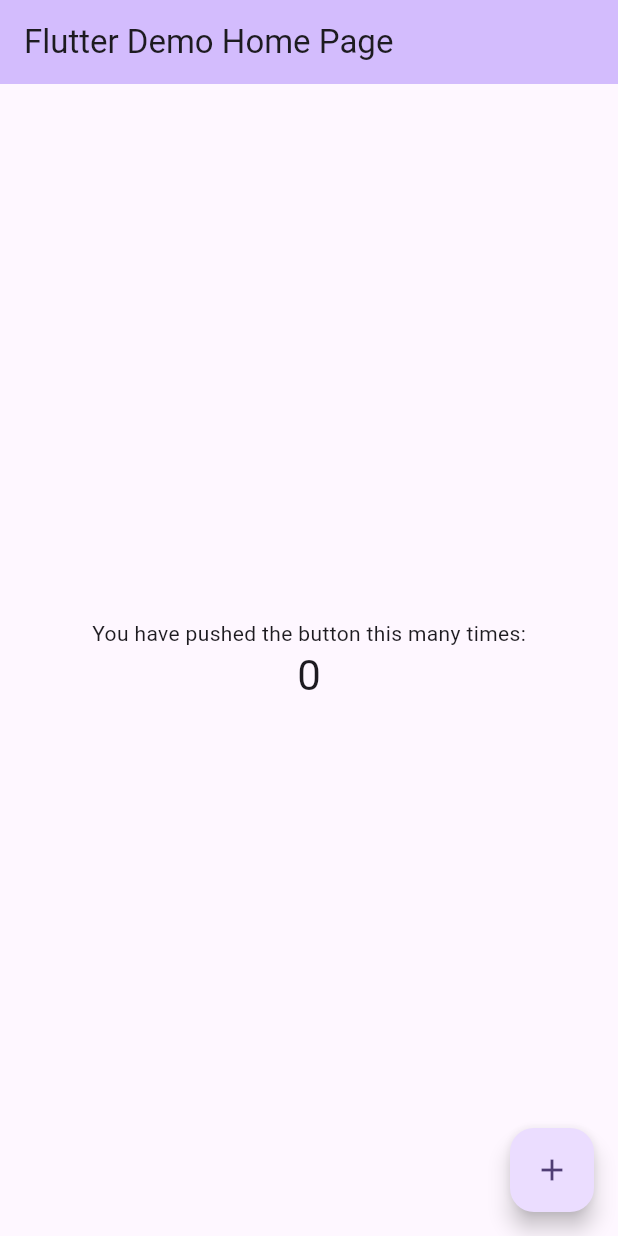
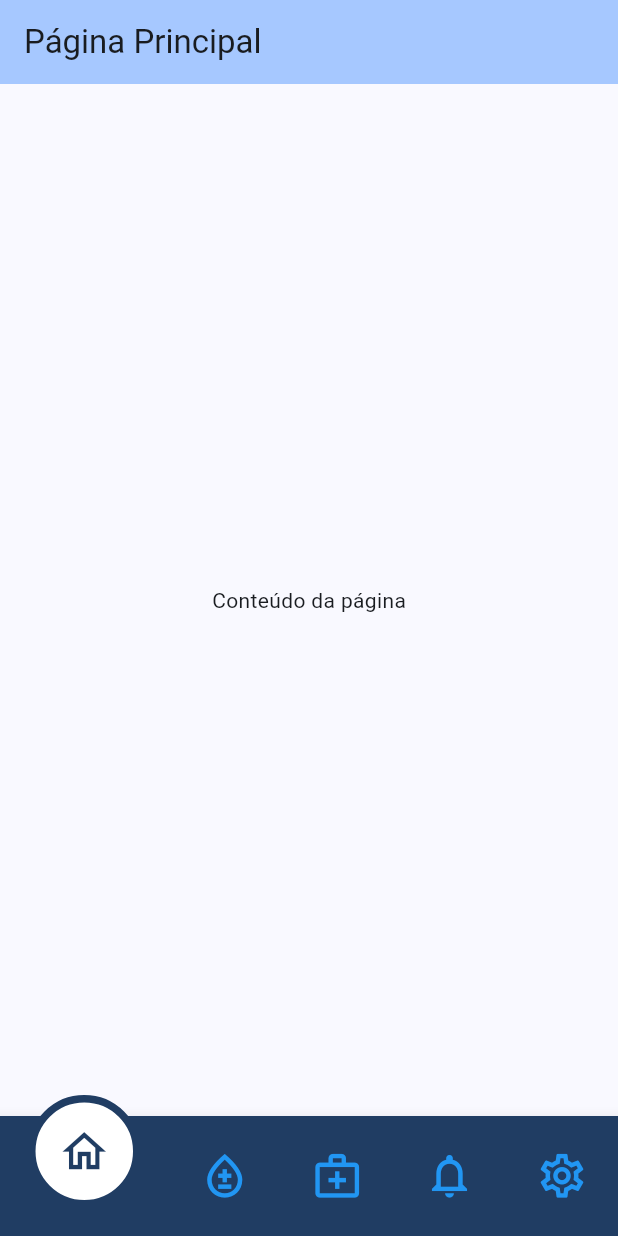
Before and after one commit to FelipeSouza14/SIG-UBS, a Flutter app: the screen it shows after launch, on a phone screen of 412 x 824 dp. Run offline on Flutter 3.47's test engine with Material 3 defaults, Android fonts, the phone set to English and light mode, and no system bars.

Commit message:
iniciando página inicial + bottomNavigationBar

```diff
--- a/front_end/sig_ubs/lib/main.dart
+++ b/front_end/sig_ubs/lib/main.dart
@@ -1,8 +1,6 @@
 import 'package:flutter/material.dart';
 
-void main() {
-  runApp(const MyApp());
-}
+void main() => runApp(const MyApp());
 
 class MyApp extends StatelessWidget {
   const MyApp({super.key});
@@ -11,27 +9,14 @@
   @override
   Widget build(BuildContext context) {
     return MaterialApp(
-      title: 'Flutter Demo',
+      debugShowCheckedModeBanner: false,
+      title: 'SIG UBS',
       theme: ThemeData(
-        // This is the theme of your application.
-        //
-        // TRY THIS: Try running your application with "flutter run". You'll see
-        // the application has a purple toolbar. Then, without quitting the app,
-        // try changing the seedColor in the colorScheme below to Colors.green
-        // and then invoke "hot reload" (save your changes or press the "hot
-        // reload" button in a Flutter-supported IDE, or press "r" if you used
-        // the command line to start the app).
-        //
-        // Notice that the counter didn't reset back to zero; the application
-        // state is not lost during the reload. To reset the state, use hot
-        // restart instead.
-        //
-        // This works for code too, not just values: Most code changes can be
-        // tested with just a hot reload.
-        colorScheme: ColorScheme.fromSeed(seedColor: Colors.deepPurple),
+        colorScheme: ColorScheme.fromSeed(
+            seedColor: const Color.fromARGB(255, 78, 146, 234)),
         useMaterial3: true,
       ),
-      home: const MyHomePage(title: 'Flutter Demo Home Page'),
+      home: const MyHomePage(title: 'Página Principal'),
     );
   }
 }
@@ -50,32 +35,22 @@
 
   final String title;
 
+  //usa em toda class StatefulWidget
   @override
   State<MyHomePage> createState() => _MyHomePageState();
 }
 
 class _MyHomePageState extends State<MyHomePage> {
-  int _counter = 0;
+  int _selectedIndex = 0;
 
-  void _incrementCounter() {
+  void _onItemTapped(int index) {
     setState(() {
-      // This call to setState tells the Flutter framework that something has
-      // changed in this State, which causes it to rerun the build method below
-      // so that the display can reflect the updated values. If we changed
-      // _counter without calling setState(), then the build method would not be
-      // called again, and so nothing would appear to happen.
-      _counter++;
+      _selectedIndex = index;
     });
   }
 
   @override
   Widget build(BuildContext context) {
-    // This method is rerun every time setState is called, for instance as done
-    // by the _incrementCounter method above.
-    //
-    // The Flutter framework has been optimized to make rerunning build methods
-    // fast, so that you can just rebuild anything that needs updating rather
-    // than having to individually change instances of widgets.
     return Scaffold(
       appBar: AppBar(
         // TRY THIS: Try changing the color here to a specific color (to
@@ -87,39 +62,78 @@
         title: Text(widget.title),
       ),
       body: Center(
-        // Center is a layout widget. It takes a single child and positions it
-        // in the middle of the parent.
         child: Column(
-          // Column is also a layout widget. It takes a list of children and
-          // arranges them vertically. By default, it sizes itself to fit its
-          // children horizontally, and tries to be as tall as its parent.
-          //
-          // Column has various properties to control how it sizes itself and
-          // how it positions its children. Here we use mainAxisAlignment to
-          // center the children vertically; the main axis here is the vertical
-          // axis because Columns are vertical (the cross axis would be
-          // horizontal).
-          //
-          // TRY THIS: Invoke "debug painting" (choose the "Toggle Debug Paint"
-          // action in the IDE, or press "p" in the console), to see the
-          // wireframe for each widget.
           mainAxisAlignment: MainAxisAlignment.center,
           children: <Widget>[
             const Text(
-              'You have pushed the button this many times:',
-            ),
-            Text(
-              '$_counter',
-              style: Theme.of(context).textTheme.headlineMedium,
+              'Conteúdo da página',
             ),
           ],
         ),
       ),
-      floatingActionButton: FloatingActionButton(
-        onPressed: _incrementCounter,
-        tooltip: 'Increment',
-        child: const Icon(Icons.add),
-      ), // This trailing comma makes auto-formatting nicer for build methods.
+      bottomNavigationBar: BottomNavigationBar(
+        iconSize: 35.0,
+        onTap: _onItemTapped,
+        currentIndex: _selectedIndex,
+        selectedItemColor: const Color.fromARGB(255, 78, 146, 234),
+        unselectedItemColor: Colors.grey,
+        selectedLabelStyle: const TextStyle(fontSize: 2.0),
+        unselectedLabelStyle: const TextStyle(fontSize: 2.0),
+        items: [
+          BottomNavigationBarItem(
+              label: "",
+              icon: _buildItemIcon(Icons.home_outlined, 0),
+              backgroundColor: const Color.fromARGB(255, 32, 61, 99)),
+          BottomNavigationBarItem(
+              label: "Vacinação",
+              icon: _buildItemIcon(Icons.bloodtype_outlined, 1),
+              backgroundColor: const Color.fromARGB(255, 32, 61, 99)),
+          BottomNavigationBarItem(
+              label: "Consulta",
+              icon: _buildItemIcon(Icons.medical_services_outlined, 2),
+              backgroundColor: const Color.fromARGB(255, 32, 61, 99)),
+          BottomNavigationBarItem(
+              label: "Avisos",
+              icon: _buildItemIcon(Icons.notifications_none_outlined, 3),
+              backgroundColor: const Color.fromARGB(255, 32, 61, 99)),
+          BottomNavigationBarItem(
+              label: "Configuração",
+              icon: _buildItemIcon(Icons.settings_outlined, 4),
+              backgroundColor: const Color.fromARGB(255, 32, 61, 99)),
+        ],
+      ),
+    );
+  }
+
+  Widget _buildItemIcon(IconData iconData, int index) {
+    return AnimatedContainer(
+      duration: const Duration(milliseconds: 100),
+      transform: Matrix4.translationValues(
+        0,
+        _selectedIndex == index
+            ? -15.0
+            : 0.0, // Adjust the translation for selected item
+        0,
+      ),
+      decoration: BoxDecoration(
+        color: _selectedIndex == index
+            ? const Color.fromARGB(255, 255, 255, 255)
+            : Colors.transparent,
+        borderRadius: BorderRadius.circular(50.0),
+        border: Border.all(
+          color: _selectedIndex == index
+              ? const Color.fromARGB(255, 32, 61, 99)
+              : Colors.transparent,
+          width: 5.0,
+        ),
+      ),
+      padding: const EdgeInsets.all(15.0),
+      child: Icon(
+        iconData,
+        color: _selectedIndex == index
+            ? const Color.fromARGB(255, 32, 61, 99)
+            : Colors.blue,
+      ),
     );
   }
 }
```
